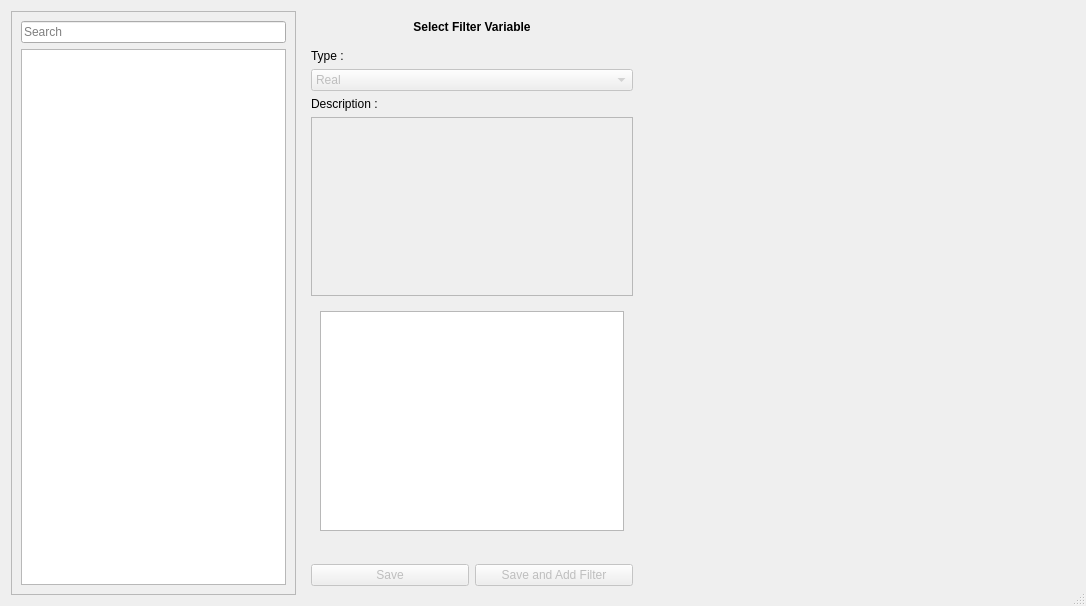
Above: braviz/interaction/qt_guis/add_filter_dialog.ui from diego0020/braviz-app before the change. Below: the same form after it.
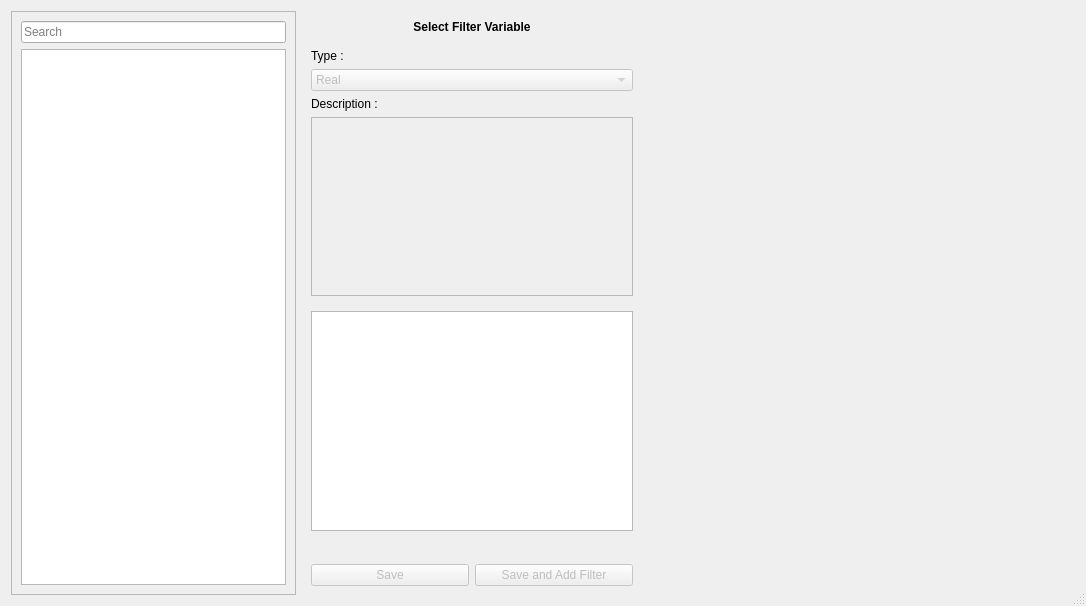
That is the form after the change.

Commit message: disable selection of nominal variables as outcome in anova. Fixed margins of details frame in variable selection dialog

```diff
--- a/braviz/interaction/qt_guis/add_filter_dialog.ui
+++ b/braviz/interaction/qt_guis/add_filter_dialog.ui
@@ -194,6 +194,12 @@
            </property>
            <widget class="QWidget" name="nominal_page">
             <layout class="QHBoxLayout" name="horizontalLayout_3">
+             <property name="leftMargin">
+              <number>0</number>
+             </property>
+             <property name="rightMargin">
+              <number>0</number>
+             </property>
              <item>
               <widget class="QTableView" name="labels_names_table">
                <attribute name="horizontalHeaderStretchLastSection">
```
Left out of the diff: 6 changed lines with no effect on the pictures. The commit also changes 5 other files.
